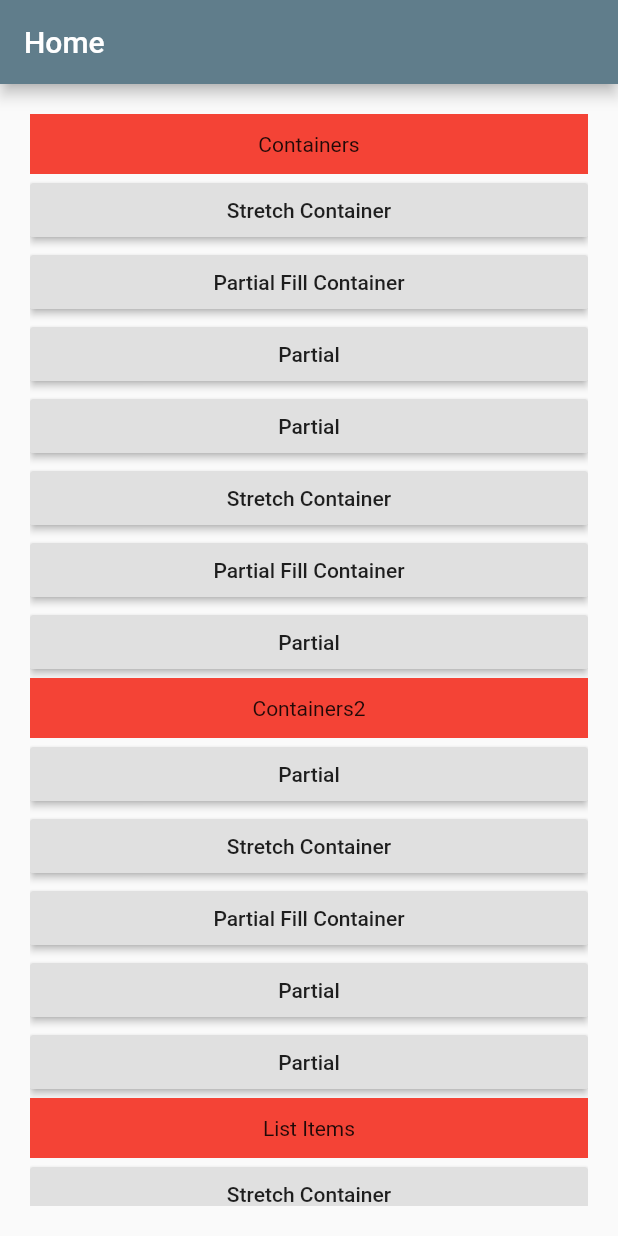
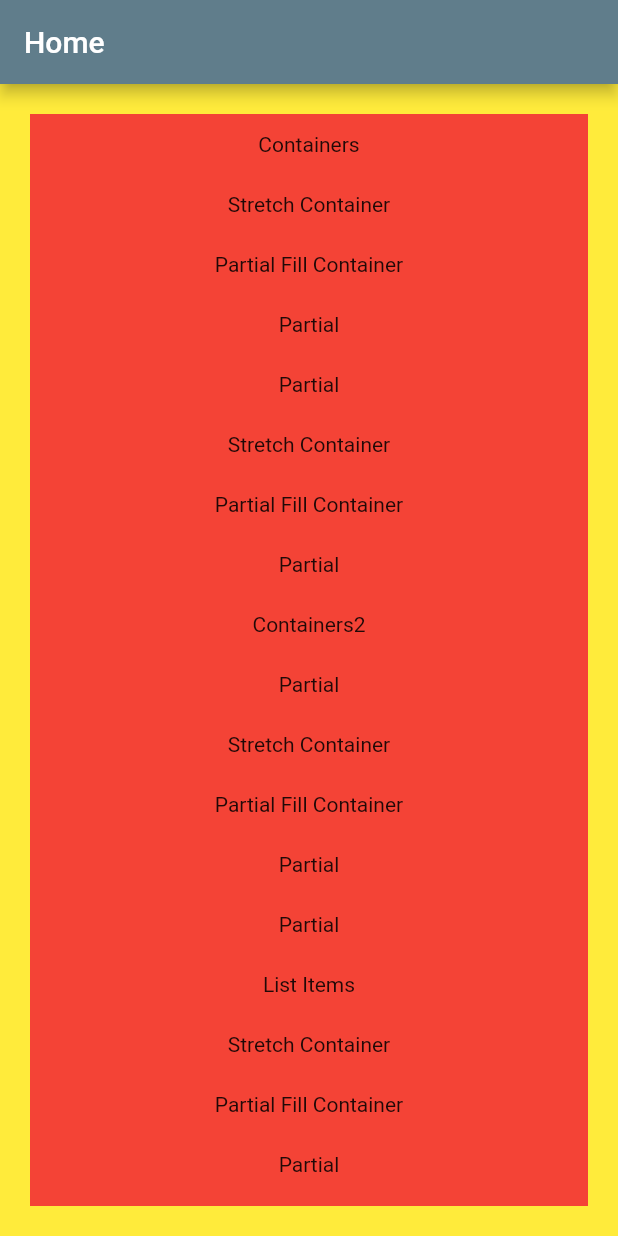
Before and after one commit to aromal-sasidharan/flutter-snippets, a Flutter app: the screen it shows after launch, on a phone screen of 412 x 824 dp. Run offline on Flutter 3.47's test engine with Material 2 defaults, Android fonts, the phone set to English and light mode, and no system bars.

Commit message:
initial commit 4

```diff
--- a/lib/main.dart
+++ b/lib/main.dart
@@ -1,5 +1,6 @@
 import 'package:flutter/material.dart';
 import 'package:flutter/widgets.dart';
+import 'package:flutter_widget_sample/Models/RouteModel.dart';
 import 'Scenes/EqualContainer.dart';
 
 void main() => runApp(MyApp());
@@ -28,10 +29,10 @@ class MyApp extends StatelessWidget {
 }
 
 class HomeWidget extends StatelessWidget {
-  final List<ListItem> items;
+  final List<RouteModel> items;
   HomeWidget({Key key, @required this.items}) : super(key: key);
 
-  Widget routeItem(BuildContext context, RouteModel item) {
+  Widget routeItem(BuildContext context, RouteItem item) {
     return SizedBox(
         child: RaisedButton(
             child: Text(item.title),
@@ -49,6 +50,8 @@ class HomeWidget extends StatelessWidget {
 
   @override
   Widget build(BuildContext context) {
+
+
     var listView = ListView.builder(
       itemBuilder: (context, position) {
         final item = items[position];
@@ -63,47 +66,36 @@ class HomeWidget extends StatelessWidget {
 
     return Container(
       child: listView,
+      color: Colors.yellow,
       padding: EdgeInsets.all(20.0),
     );
   }
 }
 
-abstract class ListItem {}
 
-class RouteHeader implements ListItem {
-  final String title;
-  RouteHeader({this.title});
-}
-
-class RouteModel implements ListItem {
-  final String title;
-  final String location;
-  RouteModel({this.title, this.location});
-}
-
-List<ListItem> routes = [
+List<RouteModel> routes = [
   RouteHeader(title: "Containers"),
-  RouteModel(title: "Stretch Container", location: '/strech_container'),
-  RouteModel(title: "Partial Fill Container", location: '/strech_container'),
-  RouteModel(title: "Partial", location: '/strech_container'),
-  RouteModel(title: "Partial", location: '/strech_container'),
-  RouteModel(title: "Stretch Container", location: '/strech_container'),
-  RouteModel(title: "Partial Fill Container", location: '/strech_container'),
-  RouteModel(title: "Partial", location: '/strech_container'),
+  RouteItem(title: "Stretch Container", location: '/strech_container'),
+  RouteItem(title: "Partial Fill Container", location: '/strech_container'),
+  RouteItem(title: "Partial", location: '/strech_container'),
+  RouteItem(title: "Partial", location: '/strech_container'),
+  RouteItem(title: "Stretch Container", location: '/strech_container'),
+  RouteItem(title: "Partial Fill Container", location: '/strech_container'),
+  RouteItem(title: "Partial", location: '/strech_container'),
   RouteHeader(title: "Containers2"),
-  RouteModel(title: "Partial", location: '/strech_container'),
-  RouteModel(title: "Stretch Container", location: '/strech_container'),
-  RouteModel(title: "Partial Fill Container", location: '/strech_container'),
-  RouteModel(title: "Partial", location: '/strech_container'),
-  RouteModel(title: "Partial", location: '/strech_container'),
+  RouteItem(title: "Partial", location: '/strech_container'),
+  RouteItem(title: "Stretch Container", location: '/strech_container'),
+  RouteItem(title: "Partial Fill Container", location: '/strech_container'),
+  RouteItem(title: "Partial", location: '/strech_container'),
+  RouteItem(title: "Partial", location: '/strech_container'),
   RouteHeader(title: "List Items"),
-  RouteModel(title: "Stretch Container", location: '/strech_container'),
-  RouteModel(title: "Partial Fill Container", location: '/strech_container'),
-  RouteModel(title: "Partial", location: '/strech_container'),
-  RouteModel(title: "Partial", location: '/strech_container'),
+  RouteItem(title: "Stretch Container", location: '/strech_container'),
+  RouteItem(title: "Partial Fill Container", location: '/strech_container'),
+  RouteItem(title: "Partial", location: '/strech_container'),
+  RouteItem(title: "Partial", location: '/strech_container'),
   RouteHeader(title: "List Items2"),
-  RouteModel(title: "Stretch Container", location: '/strech_container'),
-  RouteModel(title: "Partial Fill Container", location: '/strech_container'),
-  RouteModel(title: "Partial", location: '/strech_container'),
-  RouteModel(title: "Partial", location: '/strech_container'),
+  RouteItem(title: "Stretch Container", location: '/strech_container'),
+  RouteItem(title: "Partial Fill Container", location: '/strech_container'),
+  RouteItem(title: "Partial", location: '/strech_container'),
+  RouteItem(title: "Partial", location: '/strech_container'),
 ];
```
